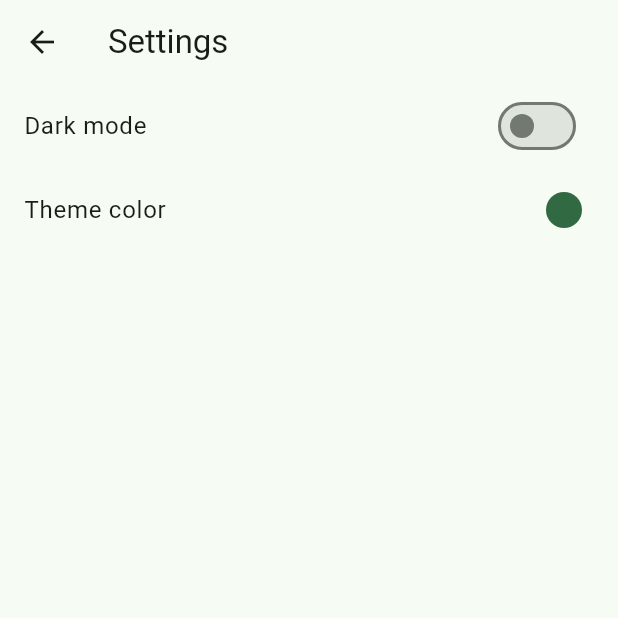
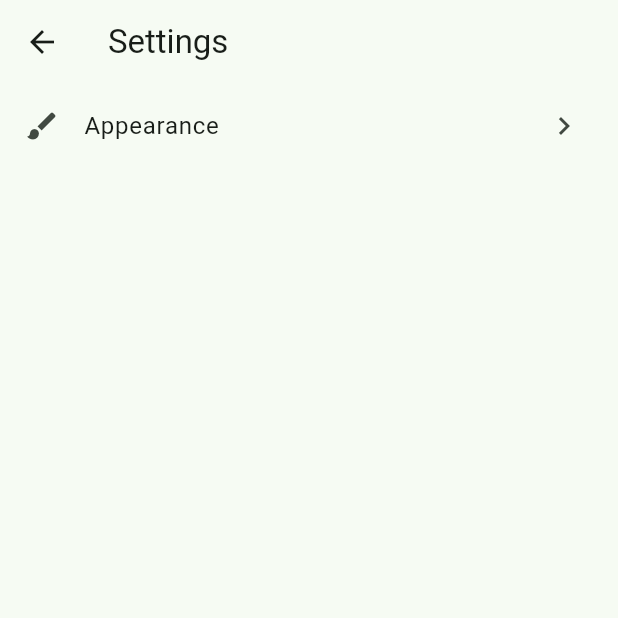
Before and after one commit to dawnj26/craftmate_client, a Flutter app: the SettingsScreen screen opened directly, on a phone screen of 412 x 824 dp, the top half of it. Run offline on Flutter 3.47's test engine with Material 3 defaults, Android fonts, the phone set to English and light mode, and no system bars; our stand-ins replace app_links, better_player, bloc, bloc_concurrency, carousel_slider, cloud_firestore and 32 more; missing offline and left inert: flutter_quill, flutter_quill_extensions, flutter_web_auth_2, maps_launcher; accounts and stored records are empty.

Commit message:
feat: update SettingsScreen to navigate to AppearanceScreen for theme customization

```diff
--- a/lib/settings/views/settings_screen.dart
+++ b/lib/settings/views/settings_screen.dart
@@ -1,7 +1,5 @@
-import 'package:craftmate_client/settings/bloc/settings_bloc.dart';
+import 'package:craftmate_client/settings/views/appearance_screen.dart';
 import 'package:flutter/material.dart';
-import 'package:flutter_bloc/flutter_bloc.dart';
-import 'package:flutter_colorpicker/flutter_colorpicker.dart';
 
 class SettingsScreen extends StatelessWidget {
   const SettingsScreen({super.key});
@@ -12,60 +10,17 @@ class SettingsScreen extends StatelessWidget {
       appBar: AppBar(
         title: const Text('Settings'),
       ),
-      body: BlocBuilder<SettingsBloc, SettingsState>(
-        builder: (context, state) {
-          final isDarkMode = state.theme.brightness == Brightness.dark;
-          return ListView(
+      body: ListView(
         children: [
           ListTile(
-                title: const Text('Dark mode'),
-                trailing: Switch(
-                  value: isDarkMode,
-                  onChanged: (value) {
-                    context.read<SettingsBloc>().add(
-                          const SettingsEvent.themeModeChanged(),
-                        );
-                  },
-                ),
-              ),
-              ListTile(
-                title: const Text('Theme color'),
-                trailing: Container(
-                  decoration: BoxDecoration(
-                    shape: BoxShape.circle,
-                    color: state.theme.colorScheme.primary,
-                  ),
-                  width: 24,
-                  height: 24,
-                ),
+            leading: const Icon(Icons.brush),
+            title: const Text('Appearance'),
+            trailing: const Icon(Icons.chevron_right),
             onTap: () {
-                  showDialog(
-                    context: context,
-                    builder: (BuildContext context) {
-                      return AlertDialog(
-                        titlePadding: EdgeInsets.zero,
-                        contentPadding: EdgeInsets.zero,
-                        content: SingleChildScrollView(
-                          child: MaterialPicker(
-                            pickerColor: state.theme.colorScheme.primary,
-                            onColorChanged: (color) {
-                              context.read<SettingsBloc>().add(
-                                    SettingsEvent.themeColorChanged(color),
-                                  );
-                              Navigator.of(context).pop();
-                            },
-                            // enableLabel: _enableLabel,
-                            // portraitOnly: _portraitOnly,
-                          ),
-                        ),
-                      );
-                    },
-                  );
+              Navigator.of(context).push(AppearanceScreen.route());
             },
           ),
         ],
-          );
-        },
       ),
     );
   }
```
Lines whose indentation alone changed are shown as unchanged.
